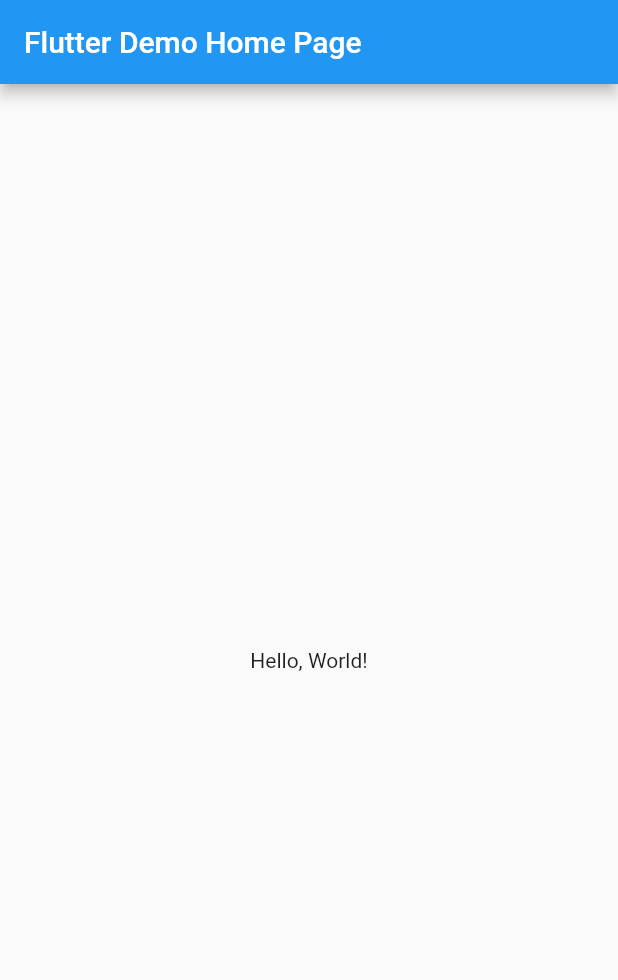
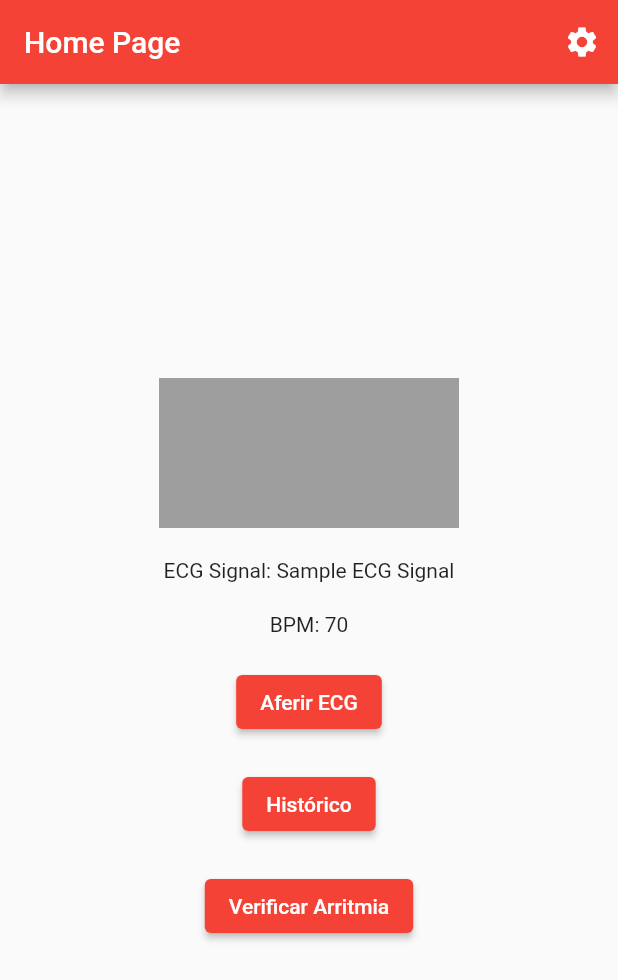
Before and after one commit to JhanisYPS/AIPULSE, a Flutter app: the screen it shows after launch, on a phone screen of 412 x 824 dp. Shown: the top 980 px of the screen. Run offline on Flutter 3.47's test engine with Material 2 defaults, Android fonts, the phone set to English and light mode, and no system bars; our stand-ins replace location.

Commit message:
Emulação virtual

```diff
--- a/lib/main.dart
+++ b/lib/main.dart
@@ -1,42 +1,137 @@
 import 'package:flutter/material.dart';
+import 'package:flutter/services.dart';
+import 'package:location/location.dart';
 
-void main() => runApp(MyApp());
+void main() {
+  runApp(MyApp());
+}
 
 class MyApp extends StatelessWidget {
-  const MyApp({super.key});
-  // This widget is the root of your application.
   @override
   Widget build(BuildContext context) {
     return MaterialApp(
-      // Application name
-      title: 'Flutter Hello World',
-      // Application theme data, you can set the colors for the application as
-      // you want
+      title: 'ECG App',
       theme: ThemeData(
-        primarySwatch: Colors.blue,
+        primarySwatch: Colors.red,
+        visualDensity: VisualDensity.adaptivePlatformDensity,
       ),
-      // A widget which will be started on application startup
-      home: MyHomePage(title: 'Flutter Demo Home Page'),
+      home: HomePage(),
     );
   }
 }
 
-class MyHomePage extends StatelessWidget {
-  final String title;
-  const MyHomePage({super.key, required this.title});
+class HomePage extends StatefulWidget {
+  @override
+  _HomePageState createState() => _HomePageState();
+}
+
+class _HomePageState extends State<HomePage> {
+  String ecgSignal = "Sample ECG Signal";
+  int bpm = 70;
 
   @override
   Widget build(BuildContext context) {
     return Scaffold(
       appBar: AppBar(
-        // The title text which will be shown on the action bar
-        title: Text(title),
+        title: Text('Home Page'),
+        actions: [
+          IconButton(
+            icon: Icon(Icons.settings),
+            onPressed: () {
+              Navigator.push(context,
+                  MaterialPageRoute(builder: (context) => SettingsPage()));
+            },
+          ),
+        ],
       ),
       body: Center(
-        child: Text(
-          'Hello, World!',
+        child: Column(
+          mainAxisAlignment: MainAxisAlignment.center,
+          children: [
+            Container(
+              width: 200,
+              height: 100,
+              color: Colors.grey,
+            ),
+            SizedBox(height: 20),
+            Text('ECG Signal: $ecgSignal'),
+            SizedBox(height: 20),
+            Text('BPM: $bpm'),
+            SizedBox(height: 20),
+            ElevatedButton(
+              onPressed: () {
+                setState(() {
+                  ecgSignal = "Updated ECG Signal";
+                  bpm = 80;
+                });
+              },
+              child: Text('Aferir ECG'),
+            ),
+            SizedBox(height: 20),
+            ElevatedButton(
+              onPressed: () {
+                Navigator.push(context,
+                    MaterialPageRoute(builder: (context) => HistoryPage()));
+              },
+              child: Text('Histórico'),
+            ),
+            SizedBox(height: 20),
+            ElevatedButton(
+              onPressed: () async {
+                bool hasArrhythmia = true;
+                if (hasArrhythmia) {
+                  await _sendEmergencyNotification();
+                }
+              },
+              child: Text('Verificar Arritmia'),
+            ),
+          ],
         ),
       ),
     );
   }
+
+  Future<void> _sendEmergencyNotification() async {
+    print("Sending emergency notification to 192...");
+
+    Location location = Location();
+    LocationData? currentLocation; // Adição do operador de nulidade
+    try {
+      currentLocation = await location.getLocation();
+    } on PlatformException catch (e) {
+      print("Error obtaining location: ${e.message}");
+    }
+
+    if (currentLocation != null) {
+      String locationText =
+          "Latitude: ${currentLocation.latitude}, Longitude: ${currentLocation.longitude}";
+      String diagnosis = "Sample Diagnosis";
+      print(
+          "Emergency notification sent: Location - $locationText, Diagnosis - $diagnosis");
+    }
+  }
 }
+
+class HistoryPage extends StatelessWidget {
+  @override
+  Widget build(BuildContext context) {
+    return Scaffold(
+      appBar: AppBar(title: Text('Histórico')),
+      body: Center(
+        child: Text('Histórico de Aferições'),
+      ),
+    );
+  }
+}
+
+class SettingsPage extends StatelessWidget {
+  @override
+  Widget build(BuildContext context) {
+    return Scaffold(
+      appBar: AppBar(title: Text('Configurações')),
+      body: Center(
+        child: Text('Tela de Configurações'),
+      ),
+    );
+  }
+}
--- a/pubspec.yaml
+++ b/pubspec.yaml
@@ -19,6 +19,8 @@ environment:
 dependencies:
   flutter:
     sdk: flutter
+  fl_chart: ^0.55.2
+  location: ^4.4.0
 
 dev_dependencies:
   flutter_test:
```
